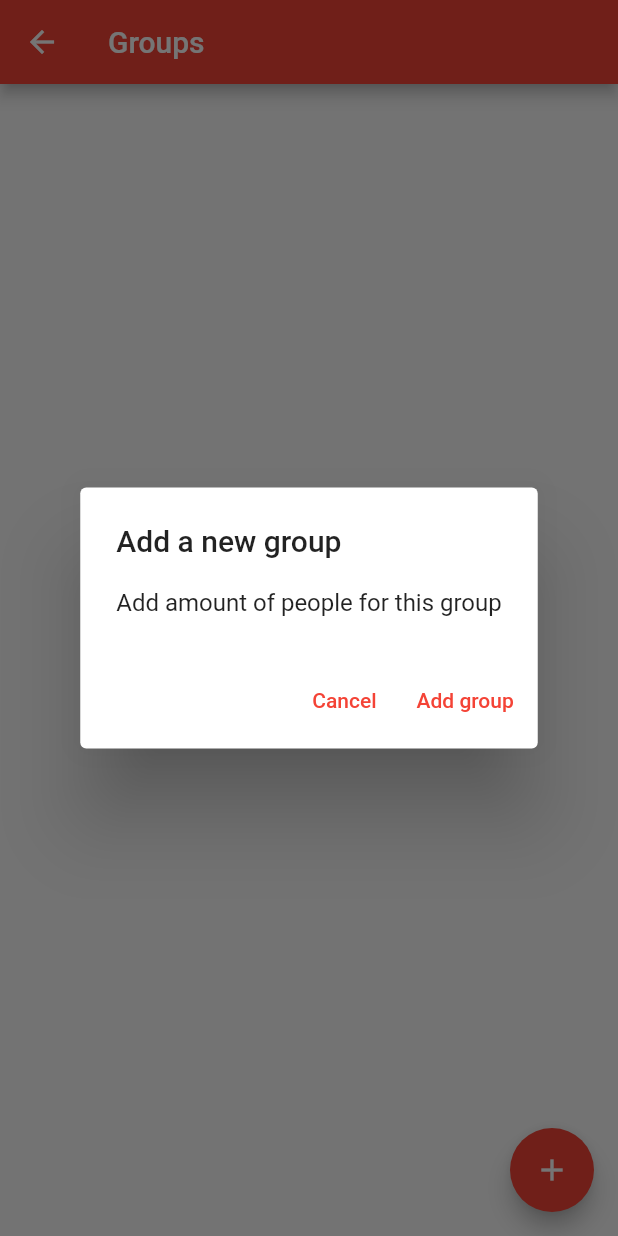
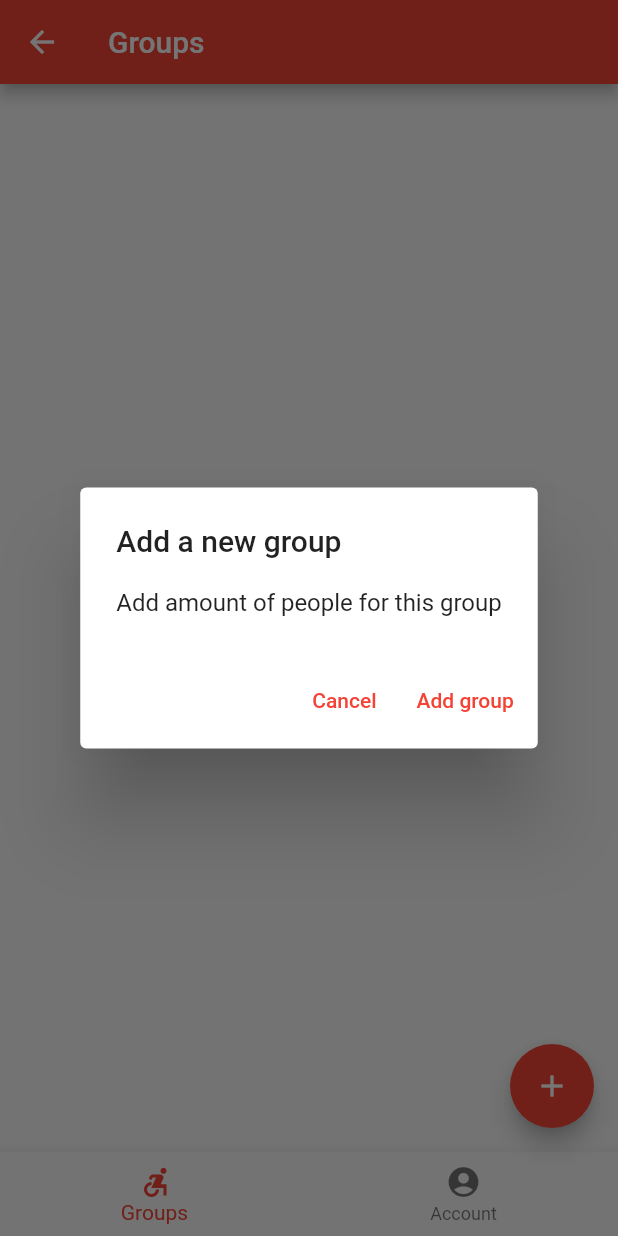
Before and after one commit to HF4-MEGA-PROJECT/restaurant-app-flutter, a Flutter app: the GroupsPage screen opened by its route, after a tap on the "add" icon, on a phone screen of 412 x 824 dp. Run offline on Flutter 3.47's test engine with Material 2 defaults, Android fonts, the phone set to English and light mode, and no system bars; our stand-ins replace dio, hive_flutter; missing offline and left inert: mobile_scanner; accounts and stored records are empty.

Commit message:
Renamed app, added app icon, created a custom bottom navigation bar

```diff
--- a/lib/screens/groups.dart
+++ b/lib/screens/groups.dart
@@ -1,4 +1,5 @@
 import 'package:flutter/material.dart';
+import 'package:restaurant_app_flutter/widgets/custom_bottom_navigation_bar.dart';
 
 class GroupsPage extends StatefulWidget {
   static const String route = '/groups';
@@ -117,6 +118,7 @@ class _GroupsPageState extends State<GroupsPage> {
         tooltip: 'Add group',
         child: const Icon(Icons.add),
       ),
+      bottomNavigationBar: CustomBottomNavigationBar(context: context),
     );
   }
 }
--- a/lib/screens/login.dart
+++ b/lib/screens/login.dart
@@ -85,7 +85,7 @@ class _LoginPageState extends State<LoginPage> {
         onPressed: _scanQRCode,
         tooltip: 'Scan QR code',
         child: const Icon(Icons.camera_alt),
-      ),
+      )
     );
   }
 }
--- a/lib/services/auth.dart
+++ b/lib/services/auth.dart
@@ -1,7 +1,7 @@
 import 'package:dio/dio.dart';
 import 'package:hive_flutter/adapters.dart';
 
-import 'package:restaurant_app_flutter/services/dioclient.dart';
+import 'package:restaurant_app_flutter/services/dio_client.dart';
 
 class AuthService {
   static String bearerTokenKey = 'bearer_token';
--- a/lib/services/dioclient.dart
+++ b/lib/services/dio_client.dart
@@ -3,14 +3,14 @@ import 'package:dio/dio.dart';
 import 'package:restaurant_app_flutter/services/auth.dart';
 
 class DioClient {
-  static const baseURL = "https://restaurant-backend.binau.dev/api";
+  static const baseURL = 'https://restaurant-backend.binau.dev/api';
 
   static BaseOptions baseOptions = BaseOptions(
     baseUrl: baseURL,
     connectTimeout: 5000,
     receiveTimeout: 5000,
     headers: {
-      "Accept": 'application/json',
+      'Accept': 'application/json',
       'Authorization': 'Bearer ' + AuthService().getBearerToken()
     },
   );
--- /dev/null
+++ b/lib/widgets/custom_bottom_navigation_bar.dart
@@ -0,0 +1,31 @@
+import 'package:flutter/material.dart';
+
+class CustomBottomNavigationBar extends BottomNavigationBar {
+  CustomBottomNavigationBar({Key? key, required BuildContext context}): super(key: key, items: const [
+    BottomNavigationBarItem(
+      icon: Icon(Icons.accessible_forward_sharp),
+      label: 'Groups'
+    ),
+    BottomNavigationBarItem(
+      icon: Icon(Icons.account_circle),
+      label: 'Account'
+    ),
+  ], onTap: (int index) {
+    String route = '';
+
+    switch(index) {
+      case 0:
+        route = '/groups';
+      break;
+      case 1:
+        route = '/account';
+      break;
+      default:
+      return;
+    }
+
+    if(ModalRoute.of(context)?.settings.name != route) {
+      Navigator.of(context).pushReplacementNamed(route);
+    }
+  });
+}
--- a/pubspec.yaml
+++ b/pubspec.yaml
@@ -38,6 +38,7 @@ dependencies:
   dio: ^4.0.6
   hive: ^2.2.1
   hive_flutter: ^1.1.0
+  flutter_launcher_icons: ^0.9.2
 
 dev_dependencies:
   flutter_test:
@@ -49,6 +50,11 @@ dev_dependencies:
   # package. See that file for information about deactivating specific lint
   # rules and activating additional ones.
   flutter_lints: ^1.0.0
+
+flutter_icons:
+  android: "launcher_icon"
+  ios: true
+  image_path: "assets/logo.png"
 
 # For information on the generic Dart part of this file, see the
 # following page: https://dart.dev/tools/pub/pubspec
```
Also changed, not shown: lib/main.dart (+21 -6 lines), assets/logo.png (added), pubspec.lock, 22 other files.
